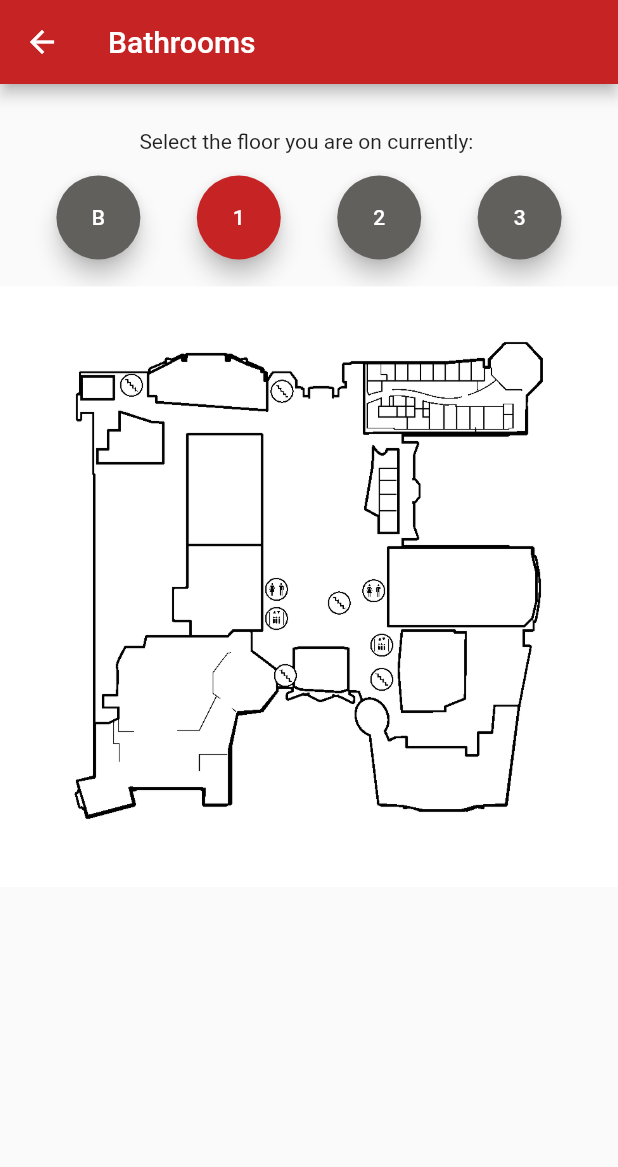
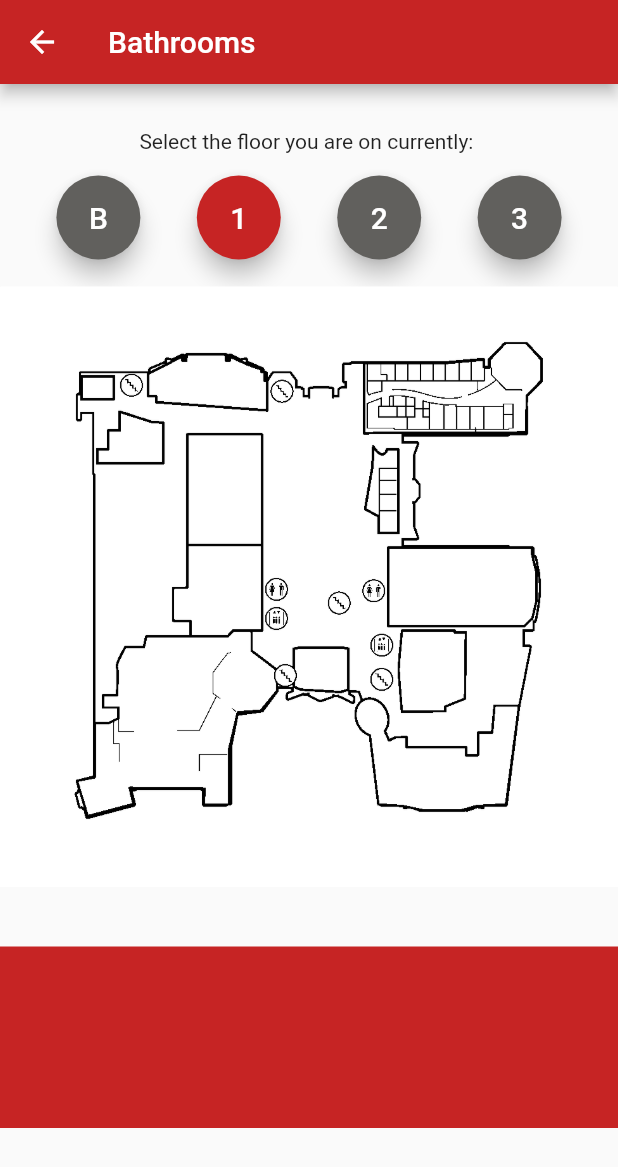
Before and after one commit to kateG03/HackOhio11, a Flutter app: the FloatingActionButtonExample screen opened directly, after a tap on the "wc" icon, on a phone screen of 412 x 824 dp. Shown: the top 1167 px of the screen. Run offline on Flutter 3.47's test engine with Material 2 defaults, Android fonts, the phone set to English and light mode, and no system bars.

Commit message:
its pretty bitches

```diff
--- a/lib/UI/search_screen2.dart
+++ b/lib/UI/search_screen2.dart
@@ -81,7 +81,7 @@ class _FloatingActionButtonExampleState
                           selectedFloor = 0;
                         });
                       },
-                      child: const Text("B", style: TextStyle(color: Color.fromARGB(255, 255, 255, 255)))),
+                      child: const Text("B", style: TextStyle(color: Color.fromARGB(255, 255, 255, 255), fontSize: 20))),
                   FloatingActionButton(
                     heroTag: "btn5",
                     backgroundColor: selectedFloor == 1
@@ -92,7 +92,7 @@ class _FloatingActionButtonExampleState
                         selectedFloor = 1;
                       });
                     },
-                    child: const Text("1", style: TextStyle(color: Color.fromARGB(255, 255, 255, 255))),
+                    child: const Text("1", style: TextStyle(color: Color.fromARGB(255, 255, 255, 255), fontSize: 20)),
                   ),
                   FloatingActionButton(
                     heroTag: "btn6",
@@ -104,7 +104,7 @@ class _FloatingActionButtonExampleState
                         selectedFloor = 2;
                       });
                     },
-                    child: const Text("2", style: TextStyle(color: Color.fromARGB(255, 255, 255, 255))),
+                    child: const Text("2", style: TextStyle(color: Color.fromARGB(255, 255, 255, 255), fontSize: 20)),
                   ),
                   FloatingActionButton(
                     heroTag: "btn7",
@@ -116,7 +116,7 @@ class _FloatingActionButtonExampleState
                         selectedFloor = 3;
                       });
                     },
-                    child: const Text("3", style: TextStyle(color: Color.fromARGB(255, 255, 255, 255))),
+                    child: const Text("3", style: TextStyle(color: Color.fromARGB(255, 255, 255, 255), fontSize: 20)),
                   ),
                 ],
               ),
@@ -143,7 +143,7 @@ class _FloatingActionButtonExampleState
                                       )));
                         });
                       },
-                      child: const Icon(Icons.wc, color: Colors.white),
+                      child: const Icon(Icons.wc, color: Colors.white, size: 35,),
                     ),
                     const Divider(height: 10, color: Color.fromARGB(0, 0, 0, 0)),
                     const Text("Bathrooms")
@@ -162,10 +162,10 @@ class _FloatingActionButtonExampleState
                                   )));
                         });
                       },
-                      child: const Icon(Icons.fastfood, color: Colors.white),
+                      child: const Icon(Icons.stairs_rounded, color: Colors.white, size: 35,),
                     ),
                     const Divider(height: 10, color: Color.fromARGB(0, 0, 0, 0)),
-                    const Text("Food")
+                    const Text("Stairs")
                   ]),
                   Column(children: [
                     FloatingActionButton(
@@ -181,7 +181,7 @@ class _FloatingActionButtonExampleState
                                   )));
                         });
                       },
-                      child: const Icon(Icons.door_back_door_outlined, color: Colors.white),
+                      child: const Icon(Icons.door_back_door_outlined, color: Colors.white, size: 35,),
                     ),
                     const Divider(height: 10, color: Color.fromARGB(0, 0, 0, 0)),
                     const Text("Exits")
--- a/lib/UI/specific_screen3.dart
+++ b/lib/UI/specific_screen3.dart
@@ -64,6 +64,7 @@ class _SpecificScreenState extends State<SpecificScreen> {
   Widget build(BuildContext context) {
     return Scaffold(
         appBar: AppBar(
+          iconTheme: IconThemeData(color: Colors.white),
           title: Text(getDestination(),
               style: TextStyle(color: Color.fromARGB(255, 255, 255, 255))),
           backgroundColor: const Color.fromARGB(255, 198, 36, 36),
@@ -91,7 +92,7 @@ class _SpecificScreenState extends State<SpecificScreen> {
                           selectedFloor = 0;
                         });
                       },
-                      child: const Text("B", style: TextStyle(color: Color.fromARGB(255, 255, 255, 255)))),
+                      child: const Text("B", style: TextStyle(color: Color.fromARGB(255, 255, 255, 255), fontSize: 20))),
                   FloatingActionButton(
                     heroTag: "btn5",
                     backgroundColor: selectedFloor == 1
@@ -102,7 +103,7 @@ class _SpecificScreenState extends State<SpecificScreen> {
                         selectedFloor = 1;
                       });
                     },
-                    child: const Text("1", style: TextStyle(color: Color.fromARGB(255, 255, 255, 255))),
+                    child: const Text("1", style: TextStyle(color: Color.fromARGB(255, 255, 255, 255), fontSize: 20)),
                   ),
                   FloatingActionButton(
                     heroTag: "btn6",
@@ -114,7 +115,7 @@ class _SpecificScreenState extends State<SpecificScreen> {
                         selectedFloor = 2;
                       });
                     },
-                    child: const Text("2", style: TextStyle(color: Color.fromARGB(255, 255, 255, 255))),
+                    child: const Text("2", style: TextStyle(color: Color.fromARGB(255, 255, 255, 255), fontSize: 20)),
                   ),
                   FloatingActionButton(
                     heroTag: "btn7",
@@ -126,7 +127,7 @@ class _SpecificScreenState extends State<SpecificScreen> {
                         selectedFloor = 3;
                       });
                     },
-                    child: const Text("3", style: TextStyle(color: Color.fromARGB(255, 255, 255, 255))),
+                    child: const Text("3", style: TextStyle(color: Color.fromARGB(255, 255, 255, 255), fontSize: 20)),
                   ),
                 ],
               ),
@@ -137,7 +138,11 @@ class _SpecificScreenState extends State<SpecificScreen> {
                   child: _getHighlightedImage(selectedFloor)),
                   //color: const  Color.fromARGB(255, 255, 255, 255),
                   //child: _getImage(selectedFloor)),
-              const Divider(height: 20, color: Color.fromARGB(0, 0, 0, 0)),
+              const Divider(height: 40, color: Color.fromARGB(0, 0, 0, 0)),
+              Container(
+                height: 121,
+                color: const Color.fromARGB(255, 198, 36, 36)
+              )
             ]));
   }
 }
```
